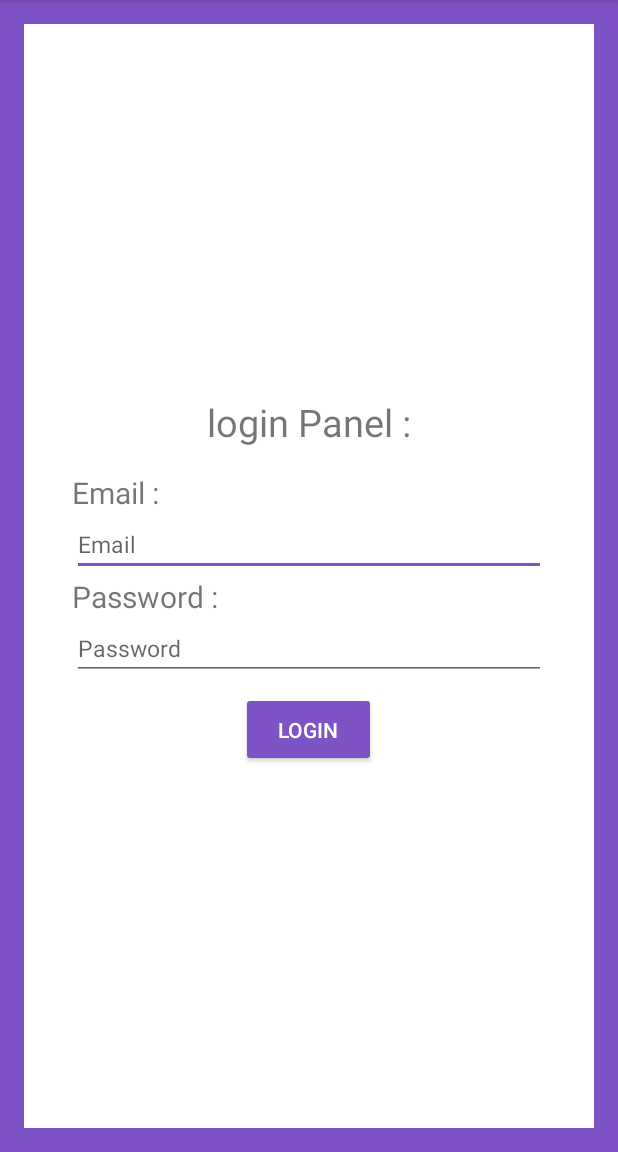
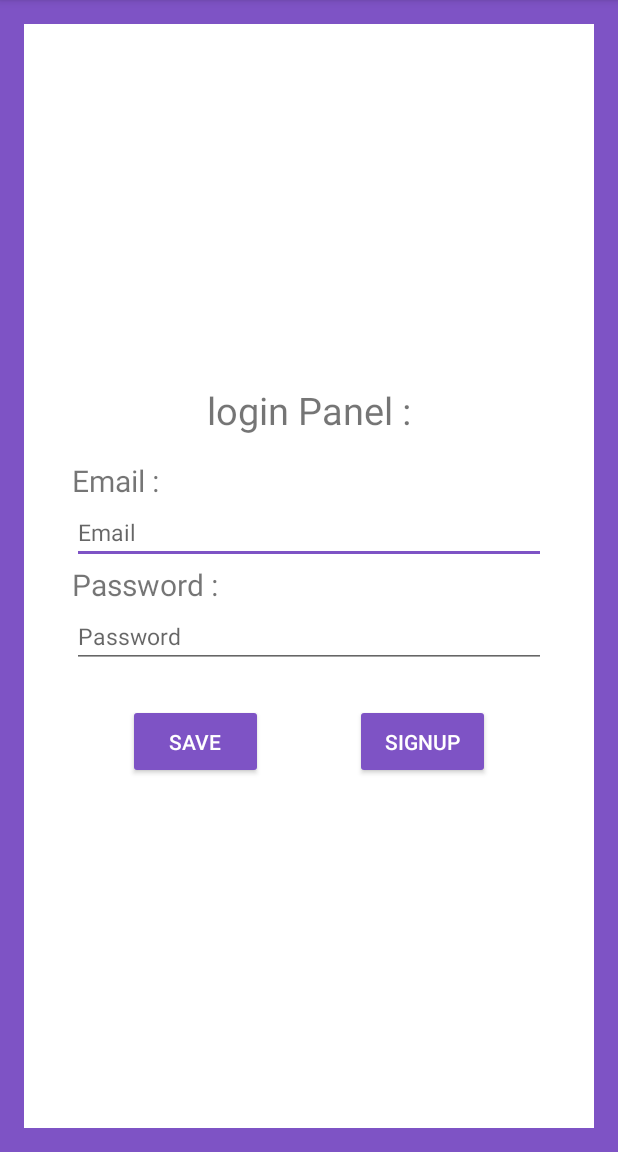
Before and after one commit to darsh-7/my_sho_store, an Android app: the screen it shows after launch (MainActivity), on a phone screen of 412 x 824 dp, the part 84-1236 px from its top. Run offline under Robolectric (Android 15) with nearby library versions, the phone set to English and light mode, and no system bars; our stand-ins replace data binding, navigation-ui; 1 statement that could not run was skipped.

Commit message:
- add signup button

```diff
--- a/app/src/main/java/com/example/android/shoestore/LoginFragmint.kt
+++ b/app/src/main/java/com/example/android/shoestore/LoginFragmint.kt
@@ -16,12 +16,21 @@ import androidx.navigation.ui.NavigationUI
 import com.example.android.shoestore.databinding.FragmentLoginBinding
 
 class LoginFragmint : Fragment() {
-    override fun onCreateView(inflater: LayoutInflater, container: ViewGroup?,
-                              savedInstanceState: Bundle?): View? {
+    override fun onCreateView(
+        inflater: LayoutInflater, container: ViewGroup?,
+        savedInstanceState: Bundle?
+    ): View? {
         val binding: FragmentLoginBinding = DataBindingUtil.inflate(
-                inflater, R.layout.fragment_login, container, false)
+            inflater, R.layout.fragment_login, container, false
+        )
         binding.login.setOnClickListener { v: View ->
-            v.findNavController().navigate(LoginFragmintDirections.actionLoginFragmentToWelcomeFragment())
+            v.findNavController()
+                .navigate(LoginFragmintDirections.actionLoginFragmentToWelcomeFragment())
+        }
+
+        binding.signup.setOnClickListener { v: View ->
+            v.findNavController()
+                .navigate(LoginFragmintDirections.actionLoginFragmentToWelcomeFragment())
         }
         return binding.root
     }
@@ -32,8 +41,8 @@ class LoginFragmint : Fragment() {
     }
 
     override fun onOptionsItemSelected(item: MenuItem): Boolean {
-        Log.i("lout clik","nave to login")
-        when(item.itemId) {
+        Log.i("lout clik", "nave to login")
+        when (item.itemId) {
             R.id.new_list ->
                 findNavController().navigate(LoginFragmintDirections.actionLoginFragmentToWelcomeFragment())
 
--- a/app/src/main/java/com/example/android/shoestore/WelcomeFragment.kt
+++ b/app/src/main/java/com/example/android/shoestore/WelcomeFragment.kt
@@ -15,10 +15,7 @@ class WelcomeFragment : Fragment() {
         savedInstanceState: Bundle?
     ): View? {
 
-        val binding = DataBindingUtil.inflate<FragmentWelcomeBinding>(
-            inflater, R.layout.fragment_welcome, container, false
-        )
-
+       val binding = FragmentWelcomeBinding.inflate( inflater, container, false)
 
         binding.next.setOnClickListener { view: View ->
             view.findNavController()
--- a/app/src/main/res/layout/fragment_login.xml
+++ b/app/src/main/res/layout/fragment_login.xml
@@ -81,13 +81,43 @@
 
         </LinearLayout>
 
+        <!-- constraint is used because the ui is complex -->
+
+        <androidx.constraintlayout.widget.ConstraintLayout
+            android:layout_width="match_parent"
+            android:layout_height="wrap_content">
+
             <Button
                 android:id="@+id/login"
                 style="@style/Widget.AppCompat.Button.Colored"
                 android:layout_width="90dp"
                 android:layout_height="50dp"
                 android:layout_gravity="center_horizontal"
+                android:layout_marginStart="16dp"
+                android:layout_marginTop="16dp"
+                android:layout_marginEnd="16dp"
                 android:padding="10dp"
-            android:text="Login" />
+                android:text="save"
+                app:layout_constraintEnd_toStartOf="@+id/signup"
+                app:layout_constraintStart_toStartOf="parent"
+                app:layout_constraintTop_toTopOf="parent" />
+
+            <Button
+                android:id="@+id/signup"
+                style="@style/Widget.AppCompat.Button.Colored"
+                android:layout_width="90dp"
+                android:layout_height="50dp"
+                android:layout_gravity="center_horizontal"
+                android:layout_marginStart="16dp"
+                android:layout_marginEnd="16dp"
+                android:padding="10dp"
+                android:text="signup"
+                app:layout_constraintBaseline_toBaselineOf="@+id/login"
+                app:layout_constraintEnd_toEndOf="parent"
+                app:layout_constraintHorizontal_bias="1.0"
+                app:layout_constraintStart_toEndOf="@+id/login" />
+
+        </androidx.constraintlayout.widget.ConstraintLayout>
+
     </LinearLayout>
 </layout>
```
Lines whose indentation alone changed are shown as unchanged.
